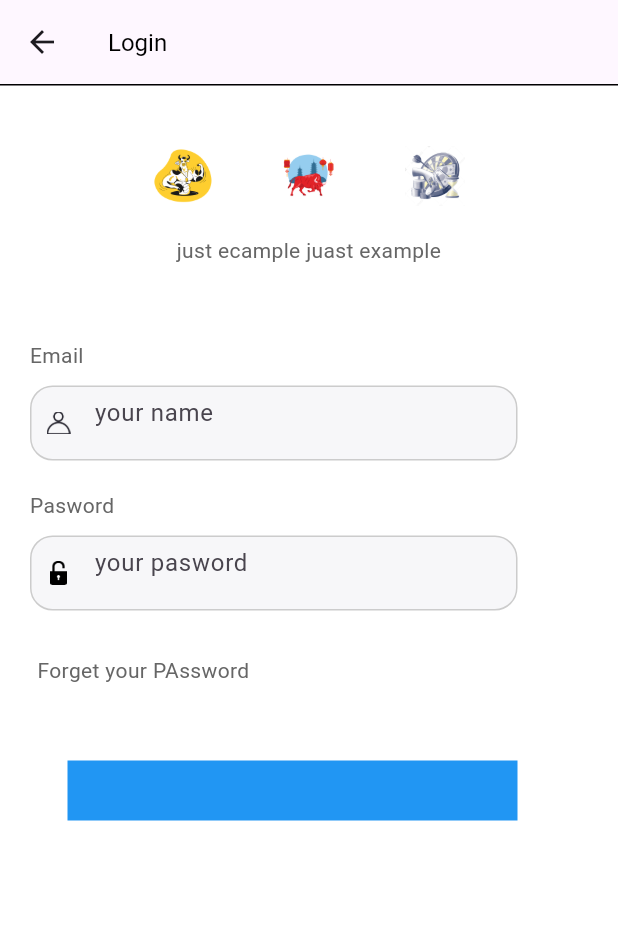
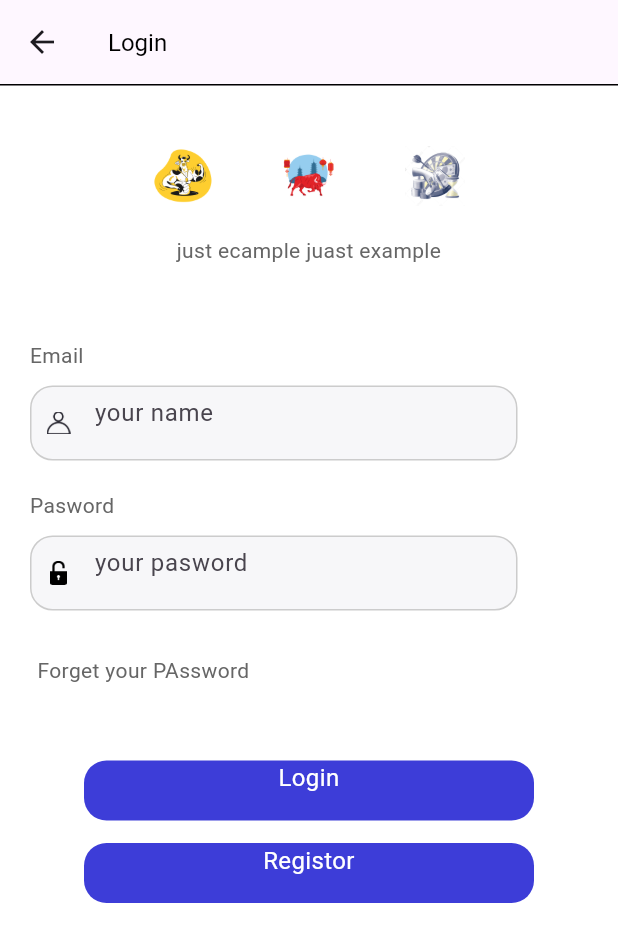
Before and after one commit to Berlinkg/app-one, a Flutter app: the SingIn screen opened by its route, on a phone screen of 412 x 824 dp. Shown: the top 942 px of the screen. Run offline on Flutter 3.47's test engine with Material 2 defaults, Android fonts, the phone set to English and light mode, and no system bars; our stand-ins replace dots_indicator, flutter_riverpod.

Commit message:
registor

```diff
--- a/lib/common/widgets/button_widgets.dart
+++ b/lib/common/widgets/button_widgets.dart
@@ -1,14 +1,16 @@
 import 'package:flutter/material.dart';
-// import 'package:shop_app_2/common/utils/colors.dart';
+import 'package:shop_app_2/common/utils/colors.dart';
+import 'package:shop_app_2/common/widgets/app_shadou.dart';
+import 'package:shop_app_2/common/widgets/text_widgets.dart';
 
-Widget appButton() {
+Widget appButton({String buttonName = ""}) {
   return GestureDetector(
     onTap: () {},
     child: Container(
-      margin: const EdgeInsets.only(left: 45, right: 45),
       height: 40,
       width: 300,
-      decoration: const BoxDecoration(color: Colors.blue),
+      decoration: appBoxShadou(),
+      child: text16Normal(text: buttonName, color: AppColors.primaryBackground),
     ),
   );
 }
--- a/lib/pages/sing/sinng_in.dart
+++ b/lib/pages/sing/sinng_in.dart
@@ -45,7 +45,11 @@ class SingIn extends StatelessWidget {
                   const SizedBox(
                     height: 50,
                   ),
-                  appButton(),
+                  Center(child: appButton(buttonName: "Login")),
+                  const SizedBox(
+                    height: 15,
+                  ),
+                  Center(child: appButton(buttonName: "Registor")),
                 ],
               )),
         ));
--- a/pubspec.yaml
+++ b/pubspec.yaml
@@ -40,6 +40,7 @@ dependencies:
   dots_indicator: ^3.0.0
   riverpod_generator: ^2.3.2
   build_runner: ^2.4.6
+  flutter_login: ^4.2.1
 
 dev_dependencies:
   flutter_test:
```
Also changed, not shown: pubspec.lock, 5 other files.
